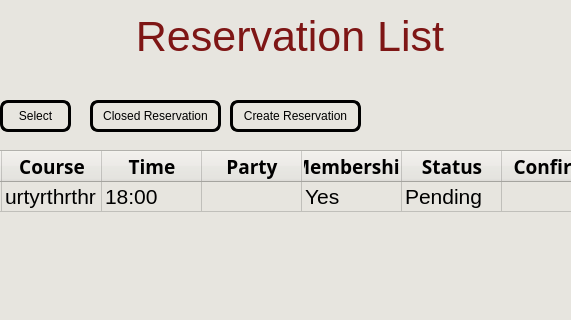
The window that app/gui/reservationAdminPage/reservationAdminPage.ui (chananon-n/FineCuisine) describes before a commit, drawn with Qt 5; both pictures show x 350 to 921 and y 0 to 320 of the 1280 by 720 pixel window.
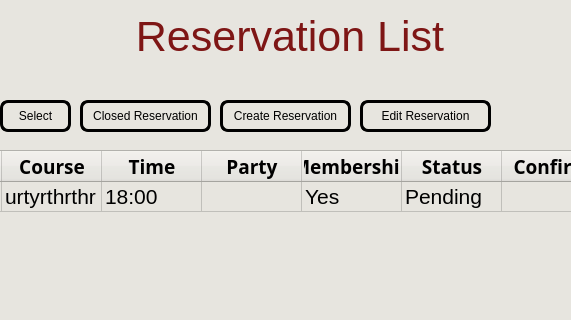
The same window after the commit.

```diff
--- a/app/gui/reservationAdminPage/reservationAdminPage.ui
+++ b/app/gui/reservationAdminPage/reservationAdminPage.ui
@@ -83,7 +83,7 @@
    <widget class="QPushButton" name="closeReservationBtn">
     <property name="geometry">
      <rect>
-      <x>440</x>
+      <x>430</x>
       <y>100</y>
       <width>131</width>
       <height>32</height>
@@ -323,7 +323,7 @@
    <widget class="QPushButton" name="createReservationBtn">
     <property name="geometry">
      <rect>
-      <x>580</x>
+      <x>570</x>
       <y>100</y>
       <width>131</width>
       <height>32</height>
@@ -343,6 +343,29 @@
      <string>Create Reservation</string>
     </property>
    </widget>
+   <widget class="QPushButton" name="EditReservation">
+    <property name="geometry">
+     <rect>
+      <x>710</x>
+      <y>100</y>
+      <width>131</width>
+      <height>32</height>
+     </rect>
+    </property>
+    <property name="styleSheet">
+     <string notr="true">QPushButton{
+border: 3 solid black;
+border-radius: 8px;
+color: black;
+}
+QPushButton:hover{
+	background-color: rgb(166, 165, 161);
+}</string>
+    </property>
+    <property name="text">
+     <string>Edit Reservation</string>
+    </property>
+   </widget>
   </widget>
  </widget>
  <resources/>
```
